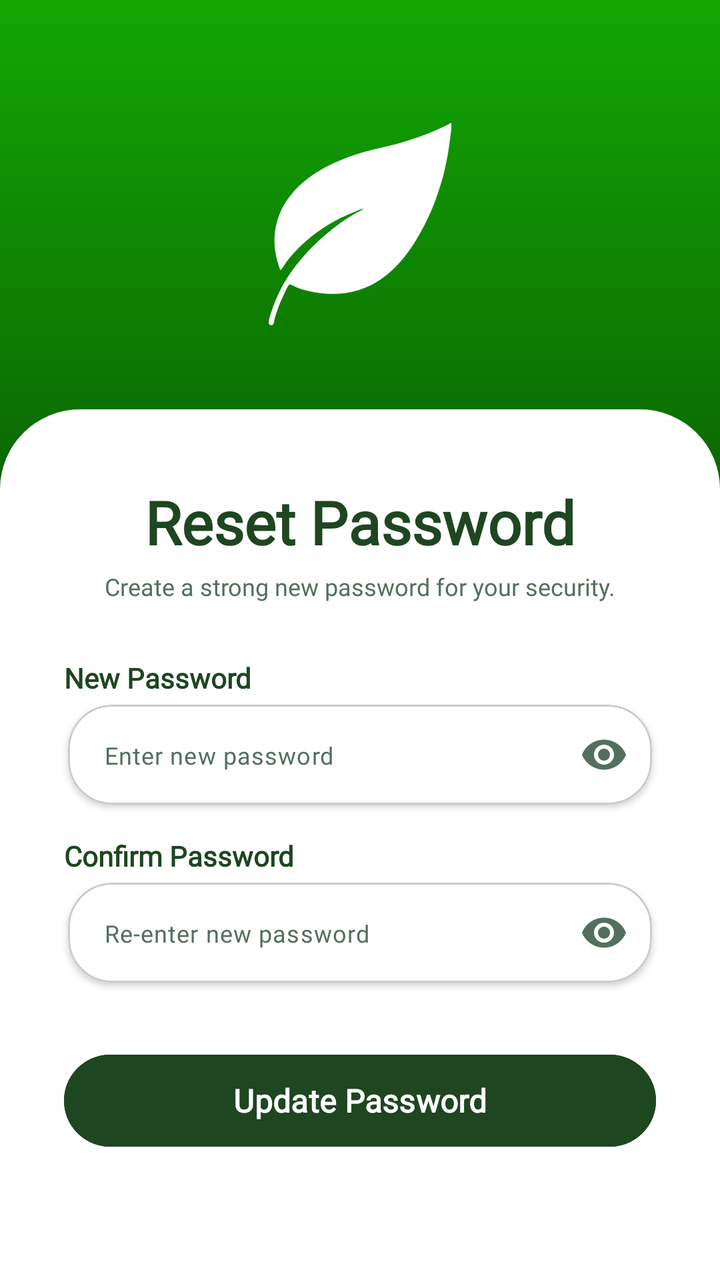
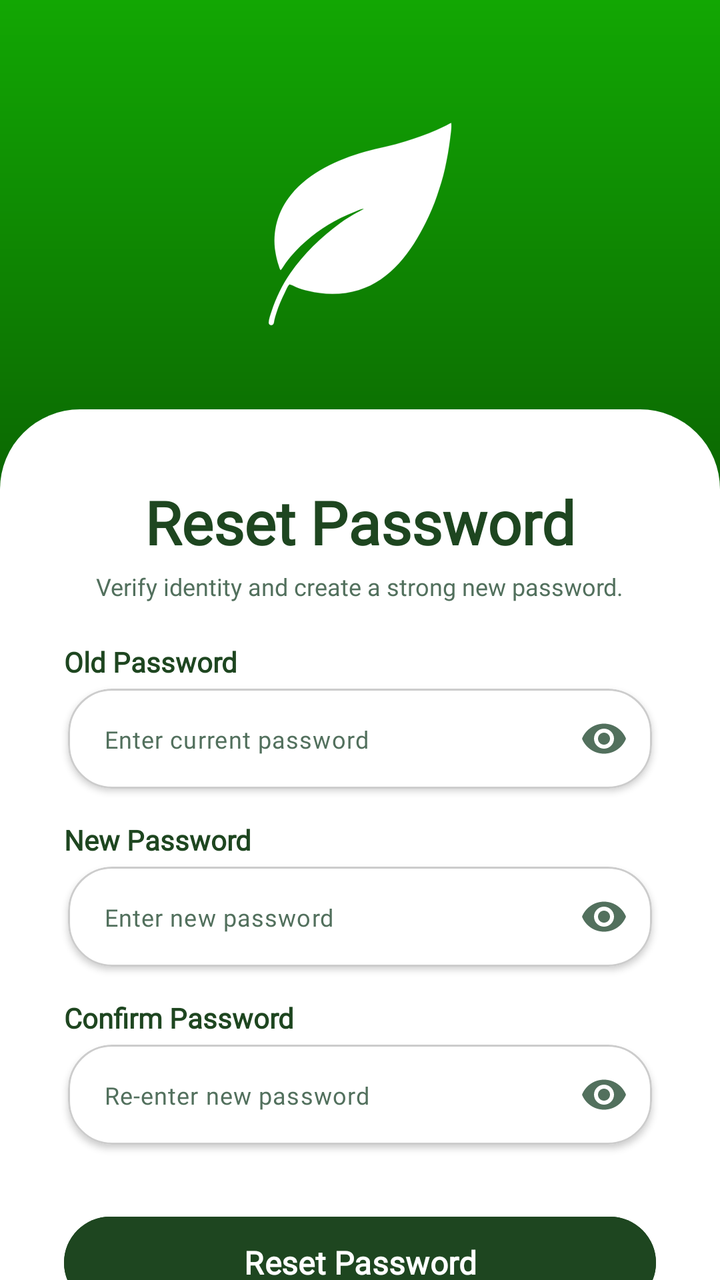

Two renders of the same Android screen: before a commit and after it. Below are the layout's source before the change and the commit's diff.
<!-- AndroidManifest.xml: application theme Theme.SmartGrow -->
<!-- res/layout/activity_reset_password.xml -->
<?xml version="1.0" encoding="utf-8"?>
<androidx.constraintlayout.widget.ConstraintLayout
    xmlns:android="http://schemas.android.com/apk/res/android"
    xmlns:app="http://schemas.android.com/apk/res-auto"
    android:layout_width="match_parent"
    android:layout_height="match_parent"
    android:background="@drawable/gradient_splash_bg"
    android:clipChildren="false"
    android:clipToPadding="false">

    
    <FrameLayout
        android:id="@+id/layout_top_logo"
        android:layout_width="match_parent"
        android:layout_height="0dp"
        app:layout_constraintHeight_percent="0.35"
        app:layout_constraintTop_toTopOf="parent"
        app:layout_constraintStart_toStartOf="parent"
        app:layout_constraintEnd_toEndOf="parent">

        <ImageView
            android:id="@+id/img_reset_logo"
            android:layout_width="120dp"
            android:layout_height="120dp"
            android:layout_gravity="center"
            android:src="@drawable/smartgrow_logo"
            app:tint="@color/white"
            android:contentDescription="SmartGrow Logo" />
    </FrameLayout>

    
    <androidx.core.widget.NestedScrollView
        android:layout_width="match_parent"
        android:layout_height="0dp"
        android:background="@drawable/white_card_top_rounded"
        android:fillViewport="true"
        android:scrollbars="none"
        app:layout_constraintHeight_percent="0.68"
        app:layout_constraintBottom_toBottomOf="parent"
        app:layout_constraintStart_toStartOf="parent"
        app:layout_constraintEnd_toEndOf="parent"
        android:clipChildren="false"
        android:clipToPadding="false">

        <androidx.constraintlayout.widget.ConstraintLayout
            android:layout_width="match_parent"
            android:layout_height="wrap_content"
            android:paddingHorizontal="32dp"
            android:paddingTop="36dp"
            android:paddingBottom="24dp"
            android:clipChildren="false"
            android:clipToPadding="false">

            <TextView
                android:id="@+id/tv_reset_title"
                android:layout_width="wrap_content"
                android:layout_height="wrap_content"
                android:text="Reset Password"
                android:textSize="30sp"
                android:fontFamily="@font/inter_extrabold"
                android:textStyle="bold"
                android:textColor="@color/primary_green"
                app:layout_constraintTop_toTopOf="parent"
                app:layout_constraintStart_toStartOf="parent"
                app:layout_constraintEnd_toEndOf="parent" />

            <TextView
                android:id="@+id/tv_reset_subtitle"
                android:layout_width="wrap_content"
                android:layout_height="wrap_content"
                android:text="Create a strong new password for your security."
                android:textSize="12sp"
                android:fontFamily="@font/inter_medium"
                android:textColor="@color/text_secondary"
                android:layout_marginTop="4dp"
                app:layout_constraintTop_toBottomOf="@id/tv_reset_title"
                app:layout_constraintStart_toStartOf="parent"
                app:layout_constraintEnd_toEndOf="parent" />

            <LinearLayout
                android:id="@+id/layout_form_reset"
                android:layout_width="match_parent"
                android:layout_height="wrap_content"
                android:orientation="vertical"
                android:layout_marginTop="28dp"
                app:layout_constraintTop_toBottomOf="@id/tv_reset_subtitle"
                android:clipChildren="false"
                android:clipToPadding="false">

                
                <TextView
                    android:layout_width="wrap_content"
                    android:layout_height="wrap_content"
                    android:text="New Password"
                    android:textColor="@color/primary_green"
                    android:textSize="14sp"
                    android:textStyle="bold"
                    android:fontFamily="@font/inter_extrabold"
                    android:layout_marginBottom="4dp" />

                <com.google.android.material.card.MaterialCardView
                    android:layout_width="match_parent"
                    android:layout_height="wrap_content"
                    android:layout_marginHorizontal="2dp"
                    android:layout_marginBottom="16dp"
                    app:cardElevation="2dp"
                    app:cardCornerRadius="22dp"
                    app:cardBackgroundColor="@color/card_background"
                    app:strokeWidth="1dp"
                    app:strokeColor="@color/divider">
                    <com.google.android.material.textfield.TextInputLayout
                        android:layout_width="match_parent"
                        android:layout_height="50dp"
                        app:hintEnabled="false"
                        app:passwordToggleEnabled="true"
                        app:passwordToggleTint="@color/text_secondary"
                        app:boxBackgroundMode="none">
                        <com.google.android.material.textfield.TextInputEditText
                            android:id="@+id/et_new_password"
                            android:layout_width="match_parent"
                            android:layout_height="match_parent"
                            android:background="@null"
                            android:hint="Enter new password"
                            android:textColorHint="@color/text_secondary"
                            android:inputType="textPassword"
                            android:paddingHorizontal="18dp"
                            android:textSize="12sp"
                            android:textColor="@color/text_primary"
                            android:fontFamily="@font/inter_medium" />
                    </com.google.android.material.textfield.TextInputLayout>
                </com.google.android.material.card.MaterialCardView>

                
                <TextView
                    android:layout_width="wrap_content"
                    android:layout_height="wrap_content"
                    android:text="Confirm Password"
                    android:textColor="@color/primary_green"
                    android:textSize="14sp"
                    android:textStyle="bold"
                    android:fontFamily="@font/inter_extrabold"
                    android:layout_marginBottom="4dp" />

                <com.google.android.material.card.MaterialCardView
                    android:layout_width="match_parent"
                    android:layout_height="wrap_content"
                    android:layout_marginHorizontal="2dp"
                    android:layout_marginBottom="8dp"
                    app:cardElevation="2dp"
                    app:cardCornerRadius="22dp"
                    app:cardBackgroundColor="@color/card_background"
                    app:strokeWidth="1dp"
                    app:strokeColor="@color/divider">
                    <com.google.android.material.textfield.TextInputLayout
                        android:layout_width="match_parent"
                        android:layout_height="50dp"
                        app:hintEnabled="false"
                        app:passwordToggleEnabled="true"
                        app:passwordToggleTint="@color/text_secondary"
                        app:boxBackgroundMode="none">

                        <com.google.android.material.textfield.TextInputEditText
                            android:id="@+id/et_confirm_password"
                            android:layout_width="match_parent"
                            android:layout_height="match_parent"
                            android:background="@null"
                            android:fontFamily="@font/inter_medium"
                            android:hint="Re-enter new password"
                            android:inputType="textPassword"
                            android:paddingHorizontal="18dp"
                            android:textColor="@color/text_primary"
                            android:textColorHint="@color/text_secondary"
                            android:textSize="12sp" />
                    </com.google.android.material.textfield.TextInputLayout>
                </com.google.android.material.card.MaterialCardView>
            </LinearLayout>

            
            <com.google.android.material.button.MaterialButton
                android:id="@+id/btn_update_password"
                style="@style/Widget.Material3.Button"
                android:layout_width="match_parent"
                android:layout_height="54dp"
                android:text="Update Password"
                android:textSize="16sp"
                android:fontFamily="@font/inter_extrabold"
                android:textStyle="bold"
                android:textColor="@color/white"
                android:textAllCaps="false"
                android:backgroundTint="@color/primary_green"
                app:cornerRadius="26dp"
                android:elevation="4dp"
                android:layout_marginTop="24dp"
                app:layout_constraintTop_toBottomOf="@id/layout_form_reset" />

        </androidx.constraintlayout.widget.ConstraintLayout>
    </androidx.core.widget.NestedScrollView>

</androidx.constraintlayout.widget.ConstraintLayout>
<!-- resources referenced by this layout -->
<resources>
  <color name="card_background">#FFFFFF</color>
  <color name="divider">#CCCCCC</color>
  <color name="primary_green">#1e4620</color>
  <color name="text_primary">#1A2E22</color>
  <color name="text_secondary">#52705D</color>
  <color name="white">#FFFFFF</color>
  <!-- drawable gradient_splash_bg (drawable) -->
  <?xml version="1.0" encoding="utf-8"?>
  <shape xmlns:android="http://schemas.android.com/apk/res/android"
      android:shape="rectangle">
      <gradient
          android:startColor="#12A703"
          android:endColor="#000000"
          android:angle="270" />
  </shape>
  <!-- drawable smartgrow_logo (drawable) -->
  <vector xmlns:android="http://schemas.android.com/apk/res/android"
      android:width="512dp"
      android:height="512dp"
      android:viewportWidth="512"
      android:viewportHeight="512">
    <path
        android:pathData="M450.51,40.54C451.69,49.93 449.42,64.02 448.23,73.61C445.55,95.26 441.84,116.44 437.16,137.7C432.79,157.53 426.59,176.74 420.14,195.94C413.6,215.43 405.32,234.43 396.2,252.86C365.85,314.19 322,375.69 253.56,396.82C218.79,407.55 180.93,407.59 145.69,398.75C137.09,396.59 128.25,394.15 120.05,390.76C115.44,388.85 110.3,385.94 105.44,384.87C101.12,388.85 98.45,396.61 95.79,401.81C88.43,416.18 82.25,431.07 77.28,446.4C75.71,451.25 74.11,456.35 73.12,461.36C72.52,464.39 72.53,468.81 69.87,470.84C66.34,473.54 61.22,470.83 61.33,466.41C61.5,458.89 64.84,450.02 67.21,442.95C76.8,414.29 89.86,386.25 107.25,361.35C137.07,318.63 171.84,284.95 213.77,254.21C225.43,245.67 237.96,238.24 250.53,231.16C252.63,229.99 263.7,224.44 263.95,223.14C258.28,223.66 252.14,226.78 246.84,228.84C236,233.06 225.39,237.6 214.96,242.8C178.71,260.9 145.96,284.62 118.08,314.22C110.67,322.08 103.61,330.55 97.34,339.33C93.83,344.24 90.8,350.09 86.74,354.53C84.54,352.15 83.77,347.57 82.68,344.45C79.54,335.49 77.38,326.15 75.82,316.79C68.38,271.88 80.81,227.58 109.7,192.71C148.94,145.33 208.43,118.82 266.09,102.2C295,93.86 324.85,88.93 353.52,79.72C375.62,72.62 397.57,65.12 418.83,55.77C426.02,52.61 433.08,49.22 440.12,45.72C443.53,44.02 446.84,41.57 450.51,40.54Z"
        android:strokeLineJoin="round"
        android:strokeWidth="0.25"
        android:fillColor="#000000"
        android:fillType="evenOdd"
        android:strokeColor="#000000"/>
  </vector>
  <!-- drawable white_card_top_rounded (drawable) -->
  <?xml version="1.0" encoding="utf-8"?>
  <shape xmlns:android="http://schemas.android.com/apk/res/android"
      android:shape="rectangle">
      <solid android:color="@color/card_background" />
      <corners
          android:topLeftRadius="40dp"
          android:topRightRadius="40dp"
          android:bottomLeftRadius="0dp"
          android:bottomRightRadius="0dp" />
  </shape>
  <style name="Theme.SmartGrow" parent="Base.Theme.SmartGrow" />
  <style name="Base.Theme.SmartGrow" parent="Theme.Material3.DayNight.NoActionBar">
          <item name="android:windowBackground">@color/app_background</item>
          <item name="android:windowDisablePreview">true</item>
  
          
          <item name="android:statusBarColor">@color/app_background</item>
          <item name="android:windowLightStatusBar">true</item>
  
          
          <item name="android:navigationBarColor">@color/app_background</item>
          <item name="android:windowLightNavigationBar" ns0:targetApi="o_mr1">true</item>
  
          <item name="android:windowDrawsSystemBarBackgrounds">true</item>
          <item name="android:windowTranslucentStatus">false</item>
          <item name="android:windowTranslucentNavigation">false</item>
  
          
          <item name="popupMenuStyle">@style/ModernPopupMenuStyle</item>
      </style>
  <color name="app_background">#F5FFF8</color>
  <style name="ModernPopupMenuStyle" parent="Widget.Material3.PopupMenu">
          <item name="android:popupBackground">@android:color/white</item>
      </style>
</resources>

<!-- the commit's change to res/layout/activity_reset_password.xml (unified diff, before → after) -->
@@ -68,7 +68,7 @@
                 android:id="@+id/tv_reset_subtitle"
                 android:layout_width="wrap_content"
                 android:layout_height="wrap_content"
-                android:text="Create a strong new password for your security."
+                android:text="Verify identity and create a strong new password."
                 android:textSize="12sp"
                 android:fontFamily="@font/inter_medium"
                 android:textColor="@color/text_secondary"
@@ -82,10 +82,53 @@
                 android:layout_width="match_parent"
                 android:layout_height="wrap_content"
                 android:orientation="vertical"
-                android:layout_marginTop="28dp"
+                android:layout_marginTop="20dp"
                 app:layout_constraintTop_toBottomOf="@id/tv_reset_subtitle"
                 android:clipChildren="false"
                 android:clipToPadding="false">
+
+                
+                <TextView
+                    android:layout_width="wrap_content"
+                    android:layout_height="wrap_content"
+                    android:text="Old Password"
+                    android:textColor="@color/primary_green"
+                    android:textSize="14sp"
+                    android:textStyle="bold"
+                    android:fontFamily="@font/inter_extrabold"
+                    android:layout_marginBottom="4dp" />
+
+                <com.google.android.material.card.MaterialCardView
+                    android:layout_width="match_parent"
+                    android:layout_height="wrap_content"
+                    android:layout_marginHorizontal="2dp"
+                    android:layout_marginBottom="16dp"
+                    app:cardElevation="2dp"
+                    app:cardCornerRadius="22dp"
+                    app:cardBackgroundColor="@color/card_background"
+                    app:strokeWidth="1dp"
+                    app:strokeColor="@color/divider">
+                    <com.google.android.material.textfield.TextInputLayout
+                        android:layout_width="match_parent"
+                        android:layout_height="50dp"
+                        app:hintEnabled="false"
+                        app:passwordToggleEnabled="true"
+                        app:passwordToggleTint="@color/text_secondary"
+                        app:boxBackgroundMode="none">
+                        <com.google.android.material.textfield.TextInputEditText
+                            android:id="@+id/et_old_password"
+                            android:layout_width="match_parent"
+                            android:layout_height="match_parent"
+                            android:background="@null"
+                            android:hint="Enter current password"
+                            android:textColorHint="@color/text_secondary"
+                            android:inputType="textPassword"
+                            android:paddingHorizontal="18dp"
+                            android:textSize="12sp"
+                            android:textColor="@color/text_primary"
+                            android:fontFamily="@font/inter_medium" />
+                    </com.google.android.material.textfield.TextInputLayout>
+                </com.google.android.material.card.MaterialCardView>
 
                 
                 <TextView
@@ -181,7 +224,7 @@
                 style="@style/Widget.Material3.Button"
                 android:layout_width="match_parent"
                 android:layout_height="54dp"
-                android:text="Update Password"
+                android:text="Reset Password"
                 android:textSize="16sp"
                 android:fontFamily="@font/inter_extrabold"
                 android:textStyle="bold"
